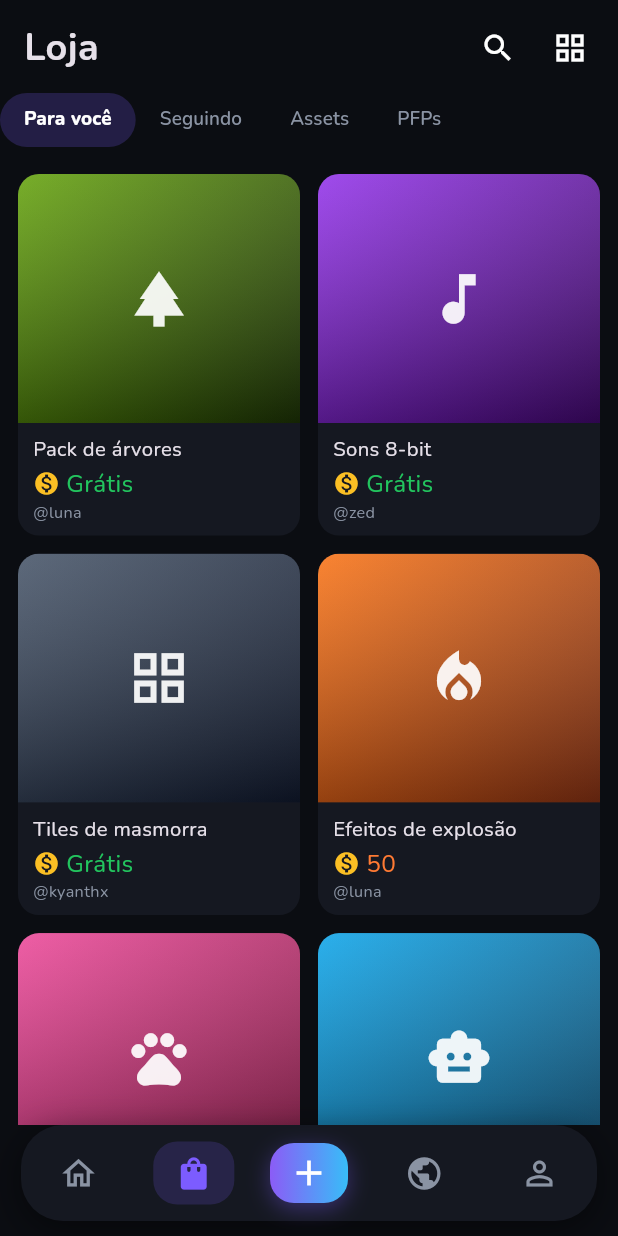
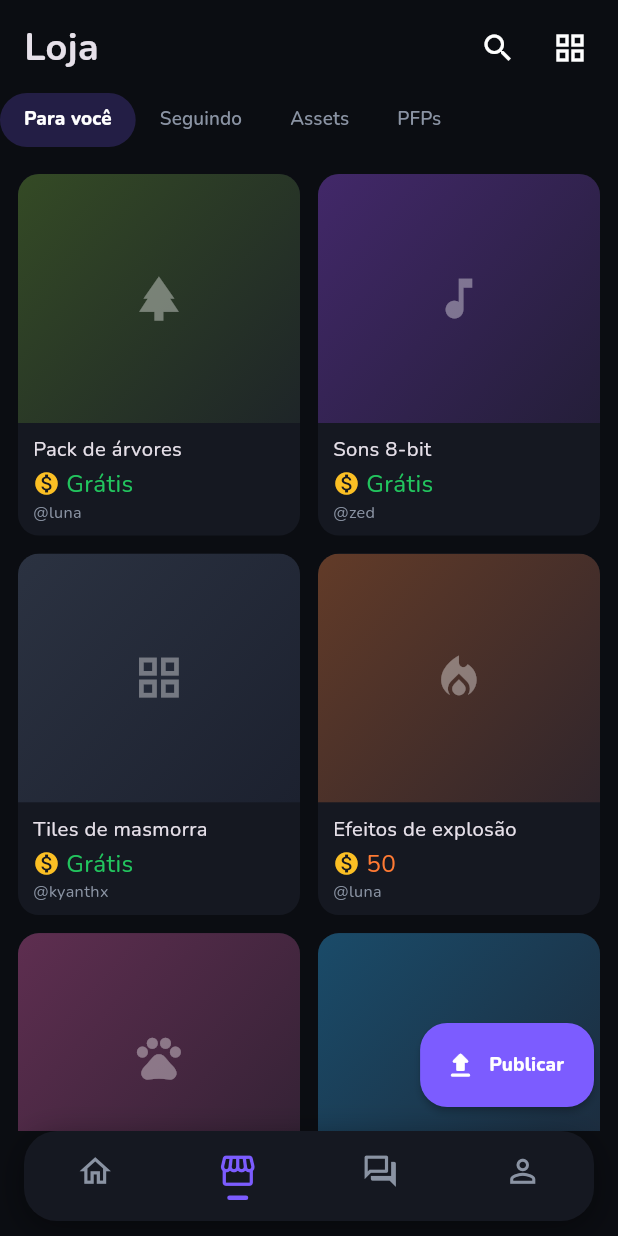
Before and after one commit to kyanthx-dv/motor-app, a Flutter app: the Casca screen opened directly, item 2 of the bottom bar chosen, on a phone screen of 412 x 824 dp. Run offline on Flutter 3.47's test engine with Material 3 defaults, Android fonts, the phone set to English and light mode, and no system bars; our stand-ins replace google_fonts, webview_flutter; missing offline and left inert: webview_flutter_android.

Commit message:
Visual original: criar contextual, editor unificado, capas discretas (#8)
* Original: criar contextual (sem botao + central), editor no tema do app, capas discretas, estados sutis, avatar com anel, post texto primeiro

Co-Authored-By: Claude Sonnet 5.5 <noreply@anthropic.com>
Claude-Session: https://claude.ai/code/session_019R5tT4t3zo8BZSaGoiUJwV

* Remove campo nao usado

Co-Authored-By: Claude Sonnet 5.5 <noreply@anthropic.com>
Claude-Session: https://claude.ai/code/session_019R5tT4t3zo8BZSaGoiUJwV

---------

Co-authored-by: Claude <noreply@anthropic.com>

```diff
--- a/lib/blocky/casca.dart
+++ b/lib/blocky/casca.dart
@@ -2,9 +2,11 @@ import 'package:flutter/material.dart';
 
 import 'abas.dart';
 import 'criar.dart';
+import 'projeto.dart';
 import 'widgets.dart';
 
-/// Estrutura principal: 4 abas + botao ＋ no meio da barra de baixo.
+/// Estrutura principal: 4 abas. Criar nao tem botao fixo: cada aba tem sua acao no lugar onde faz sentido
+/// (Loja: publicar; Comunidade: postar; Perfil: novo jogo; Inicio: "Seus projetos").
 class Casca extends StatefulWidget {
   const Casca({super.key});
 
@@ -14,6 +16,10 @@ class Casca extends StatefulWidget {
 
 class _CascaState extends State<Casca> with SingleTickerProviderStateMixin {
   late final AnimationController _fade = AnimationController(vsync: this, duration: const Duration(milliseconds: 260), value: 1);
+  int _aba = 0; // 0 Inicio, 1 Loja, 2 Comunidade, 3 Perfil
+
+  static const _icones = <IconData>[Icons.home_outlined, Icons.storefront_outlined, Icons.forum_outlined, Icons.person_outline];
+  static const _icones2 = <IconData>[Icons.home_rounded, Icons.storefront, Icons.forum, Icons.person];
 
   @override
   void dispose() {
@@ -21,53 +27,49 @@ class _CascaState extends State<Casca> with SingleTickerProviderStateMixin {
     super.dispose();
   }
 
-  int _aba = 0; // 0 Jogos, 1 Assets, 2 Posts, 3 Perfil
-
-  static const _icones = <IconData>[Icons.home_outlined, Icons.shopping_bag_outlined, Icons.add, Icons.public, Icons.person_outline];
-  static const _icones2 = <IconData>[Icons.home, Icons.shopping_bag, Icons.add, Icons.public, Icons.person];
-
-  void _tocar(int i) {
-    if (i == 2) {
-      abrirMenuCriar(context);
-      return;
-    }
-    final n = i > 2 ? i - 1 : i;
+  void _tocar(int n) {
     if (n != _aba) _fade.forward(from: 0);
     setState(() => _aba = n);
   }
 
+  Widget? _acao() {
+    switch (_aba) {
+      case 1:
+        return _Acao(chave: 'loja', icone: Icons.upload_rounded, texto: 'Publicar', aoTocar: () => menuPublicar(context));
+      case 2:
+        return _Acao(chave: 'post', icone: Icons.edit_rounded, texto: 'Postar', aoTocar: () => Navigator.of(context).push(MaterialPageRoute<void>(builder: (_) => const NovoPostTela())));
+      case 3:
+        return _Acao(chave: 'jogo', icone: Icons.add_rounded, texto: 'Novo jogo', aoTocar: () => novoJogo(context));
+    }
+    return null;
+  }
+
   @override
-  Widget build(BuildContext context) {
-    final ativo = _aba >= 2 ? _aba + 1 : _aba; // indice na barra
-    return Scaffold(
+  Widget build(BuildContext context) => Scaffold(
         body: SafeArea(
           child: FadeTransition(opacity: CurvedAnimation(parent: _fade, curve: Curves.easeOut), child: IndexedStack(index: _aba, children: const [JogosAba(), AssetsAba(), PostsAba(), PerfilAba()])),
         ),
+        floatingActionButton: AnimatedSwitcher(
+          duration: const Duration(milliseconds: 220),
+          transitionBuilder: (c, a) => ScaleTransition(scale: CurvedAnimation(parent: a, curve: Curves.easeOutBack), child: FadeTransition(opacity: a, child: c)),
+          child: _acao() ?? const SizedBox.shrink(key: ValueKey('nenhuma')),
+        ),
         bottomNavigationBar: SafeArea(
           child: Container(
-          margin: const EdgeInsets.fromLTRB(14, 0, 14, 10),
-          height: 64,
-          decoration: BoxDecoration(color: Cores.cartao, borderRadius: BorderRadius.circular(28), boxShadow: [BoxShadow(color: Colors.black.withAlpha(temaEscuro.value ? 120 : 30), blurRadius: 20, offset: const Offset(0, 6))]),
+            margin: const EdgeInsets.fromLTRB(16, 0, 16, 10),
+            height: 60,
+            decoration: BoxDecoration(color: Cores.cartao, borderRadius: BorderRadius.circular(22), boxShadow: [BoxShadow(color: Colors.black.withAlpha(temaEscuro.value ? 100 : 25), blurRadius: 18, offset: const Offset(0, 5))]),
             child: Row(children: [
               for (var i = 0; i < _icones.length; i++)
                 Expanded(
-                child: i == 2
-                    ? Toque(
-                        aoTocar: () => _tocar(2),
-                        child: Center(child: Container(width: 52, height: 40, decoration: BoxDecoration(gradient: degradeMarca, borderRadius: BorderRadius.circular(16), boxShadow: [BoxShadow(color: Cores.acento.withAlpha(90), blurRadius: 12, offset: const Offset(0, 4))]), child: const Icon(Icons.add, color: Colors.white, size: 28))),
-                      )
-                    : GestureDetector(
+                  child: GestureDetector(
                     behavior: HitTestBehavior.opaque,
                     onTap: () => _tocar(i),
-                        child: Center(
-                          child: AnimatedContainer(
-                            duration: const Duration(milliseconds: 220),
-                            curve: Curves.easeOutCubic,
-                            padding: const EdgeInsets.symmetric(horizontal: 14, vertical: 8),
-                            decoration: BoxDecoration(color: ativo == i ? Cores.acento.withAlpha(45) : Colors.transparent, borderRadius: BorderRadius.circular(16)),
-                            child: Icon(ativo == i ? _icones2[i] : _icones[i], color: ativo == i ? Cores.acento : Cores.texto2, size: 26),
-                          ),
-                        ),
+                    child: Column(mainAxisAlignment: MainAxisAlignment.center, children: [
+                      AnimatedScale(scale: _aba == i ? 1.08 : 1, duration: const Duration(milliseconds: 200), curve: Curves.easeOutBack, child: Icon(_aba == i ? _icones2[i] : _icones[i], color: _aba == i ? Cores.acento : Cores.texto2, size: 25)),
+                      const SizedBox(height: 4),
+                      AnimatedContainer(duration: const Duration(milliseconds: 220), curve: Curves.easeOutCubic, width: _aba == i ? 14 : 0, height: 3, decoration: BoxDecoration(color: Cores.acento, borderRadius: BorderRadius.circular(2))),
+                    ]),
                   ),
                 ),
             ]),
@@ -75,4 +77,23 @@ class _CascaState extends State<Casca> with SingleTickerProviderStateMixin {
         ),
       );
 }
+
+class _Acao extends StatelessWidget {
+  const _Acao({required this.chave, required this.icone, required this.texto, required this.aoTocar});
+  final String chave;
+  final IconData icone;
+  final String texto;
+  final VoidCallback aoTocar;
+
+  @override
+  Widget build(BuildContext context) => FloatingActionButton.extended(
+        key: ValueKey<String>(chave),
+        onPressed: aoTocar,
+        elevation: 2,
+        backgroundColor: Cores.acento,
+        foregroundColor: Colors.white,
+        shape: RoundedRectangleBorder(borderRadius: BorderRadius.circular(18)),
+        icon: Icon(icone, size: 22),
+        label: Text(texto, style: const TextStyle(fontWeight: FontWeight.w800)),
+      );
 }
--- a/lib/blocky/widgets.dart
+++ b/lib/blocky/widgets.dart
@@ -125,13 +125,17 @@ class Capa extends StatelessWidget {
   final double tamanhoIcone;
 
   @override
-  Widget build(BuildContext context) => ClipRRect(
+  Widget build(BuildContext context) {
+    // tons dessaturados: a cor do jogo so "tinge" uma base neutra, para o texto ser o protagonista
+    final base = Cores.cartao2;
+    final a = Color.alphaBlend(cor1.withAlpha(temaEscuro.value ? 78 : 110), base);
+    final b = Color.alphaBlend(cor2.withAlpha(temaEscuro.value ? 46 : 70), base);
+    return ClipRRect(
       borderRadius: BorderRadius.circular(raio),
       child: Container(
-          decoration: BoxDecoration(gradient: LinearGradient(colors: [cor1, cor2], begin: Alignment.topLeft, end: Alignment.bottomRight)),
+        decoration: BoxDecoration(gradient: LinearGradient(colors: [a, b], begin: Alignment.topLeft, end: Alignment.bottomRight)),
         child: Stack(children: [
-            Positioned.fill(child: DecoratedBox(decoration: BoxDecoration(gradient: LinearGradient(colors: [Colors.white.withAlpha(30), Colors.black.withAlpha(60)], begin: Alignment.topCenter, end: Alignment.bottomCenter)))),
-            Center(child: Icon(icone, size: tamanhoIcone, color: Colors.white.withAlpha(235))),
+          Center(child: Icon(icone, size: tamanhoIcone * 0.8, color: (temaEscuro.value ? Colors.white : Colors.black).withAlpha(95))),
           if (video)
             Positioned(
               right: 8,
@@ -139,12 +143,13 @@ class Capa extends StatelessWidget {
               child: Container(
                 padding: const EdgeInsets.symmetric(horizontal: 8, vertical: 4),
                 decoration: BoxDecoration(color: Colors.black.withAlpha(150), borderRadius: BorderRadius.circular(10)),
-                  child: const Row(mainAxisSize: MainAxisSize.min, children: [Icon(Icons.play_arrow, size: 16), Text('vídeo', style: TextStyle(fontSize: 12))]),
+                child: const Row(mainAxisSize: MainAxisSize.min, children: [Icon(Icons.play_arrow, size: 16, color: Colors.white), Text('vídeo', style: TextStyle(fontSize: 12, color: Colors.white))]),
               ),
             ),
         ]),
       ),
     );
+  }
 }
 
 class Estatistica extends StatelessWidget {
@@ -267,12 +272,12 @@ class IconeAnim extends StatelessWidget {
       );
 }
 
-/// Botao "gordinho" do editor: cor viva, contorno escuro grosso, cantos redondos (estilo dos prints de referencia).
+/// Botao do editor: superficie escura, sem contorno; ativo = cor de destaque. (Nome antigo mantido.)
 class BotaoGrosso extends StatelessWidget {
   const BotaoGrosso({super.key, required this.icone, this.rotulo, required this.cor, required this.aoTocar, this.largura, this.ativo = false});
   final IconData icone;
   final String? rotulo;
-  final Color cor;
+  final Color cor; // ignorado: o editor segue o tema do app
   final VoidCallback aoTocar;
   final double? largura;
   final bool ativo;
@@ -283,19 +288,23 @@ class BotaoGrosso extends StatelessWidget {
         child: AnimatedContainer(
           duration: const Duration(milliseconds: 150),
           width: largura,
-          padding: EdgeInsets.symmetric(horizontal: rotulo == null ? 8 : 8, vertical: 6),
+          padding: const EdgeInsets.symmetric(horizontal: 8, vertical: 7),
           decoration: BoxDecoration(
-            color: ativo ? Colors.white : cor,
-            borderRadius: BorderRadius.circular(11),
-            border: Border.all(color: const Color(0xFF111111), width: 2),
+            color: ativo ? Cores.acento : Cores.cartao.withAlpha(235),
+            borderRadius: BorderRadius.circular(12),
+            boxShadow: [BoxShadow(color: Colors.black.withAlpha(60), blurRadius: 8, offset: const Offset(0, 2))],
           ),
           child: rotulo == null
-              ? Icon(icone, color: Colors.black87, size: 22)
-              : Column(mainAxisSize: MainAxisSize.min, children: [Icon(icone, color: Colors.black87, size: 21), Text(rotulo!, style: const TextStyle(color: Colors.black87, fontSize: 10.5, fontWeight: FontWeight.w800))]),
+              ? Icon(icone, color: ativo ? Colors.white : (temaEscuro.value ? Colors.white : Colors.black87), size: 22)
+              : Column(mainAxisSize: MainAxisSize.min, children: [
+                  Icon(icone, color: temaEscuro.value ? Colors.white : Colors.black87, size: 20),
+                  const SizedBox(height: 1),
+                  Text(rotulo!, style: TextStyle(color: Cores.texto2, fontSize: 10, fontWeight: FontWeight.w700)),
+                ]),
         ),
       );
 }
 
-const Color mentaEditor = Color(0xFF6BF5B0);
-const Color azulEditor = Color(0xFF38B6FF);
+const Color mentaEditor = Color(0xFF7C5CFF); // = acento (nome historico)
+const Color azulEditor = Color(0xFF7C5CFF);
 const Color rosaEditor = Color(0xFFFF7B93);
```
Also changed, not shown: lib/blocky/abas.dart (+62 -25 lines), lib/blocky/cena_config.dart (+3 -6 lines), lib/blocky/criar.dart (+13 -31 lines), lib/blocky/mapa.dart (+12 -14 lines), lib/blocky/perfil_publico.dart (+11 -3 lines), lib/blocky/projeto.dart (+15 -25 lines). Lines whose indentation alone changed are shown as unchanged.
